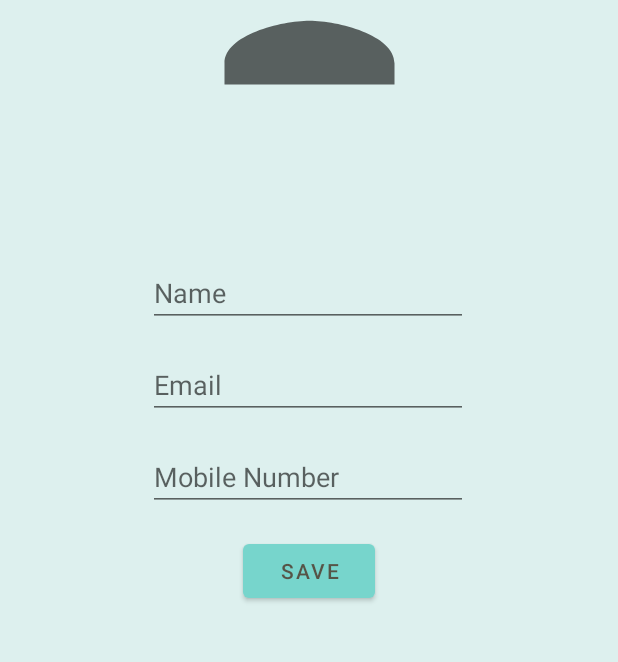
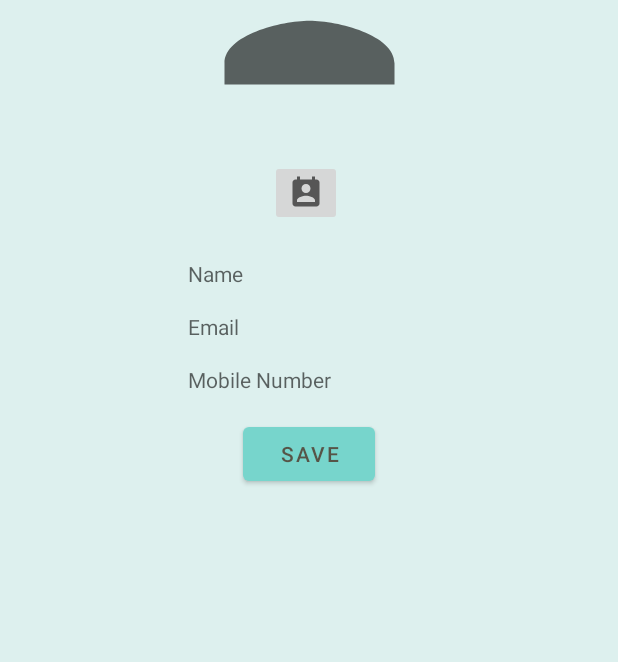
Before and after one commit to Amaar-Shaher/eilaji, an Android app: the ProfileFragment screen opened through its navigation route, on a phone screen of 412 x 824 dp, the part 236-898 px from its top. Run offline under Robolectric (Android 15) with nearby library versions, the phone set to English and light mode, and no system bars; our stand-ins replace Firebase (no records; nobody signed in at launch, a user with empty details on screens opened directly), navigation-ui; libraries missing offline, so code that uses them is left out: com.firebase.ui.

Commit message:
Profile data

```diff
--- a/app/build.gradle
+++ b/app/build.gradle
@@ -67,6 +67,7 @@ dependencies {
     implementation 'androidx.navigation:navigation-fragment-ktx:2.3.5'
     implementation 'com.google.firebase:firebase-firestore:24.0.0'
     implementation 'com.google.firebase:firebase-firestore-ktx:24.0.0'
+    implementation 'com.google.firebase:firebase-storage-ktx:20.0.0'
 //    implementation 'com.android.support:support-v4:28.0.0'
     testImplementation 'junit:junit:4.+'
     androidTestImplementation 'androidx.test.ext:junit:1.1.3'
@@ -85,6 +86,9 @@ dependencies {
     implementation "androidx.navigation:navigation-ui:2.3.5"
     androidTestImplementation "androidx.navigation:navigation-testing:2.3.5"
 
+    implementation 'org.jetbrains.kotlinx:kotlinx-coroutines-play-services:1.4.1'
+    implementation "org.jetbrains.kotlinx:kotlinx-coroutines-core:1.4.1"
+    implementation "org.jetbrains.kotlinx:kotlinx-coroutines-android:1.5.2"
     implementation 'com.github.bumptech.glide:glide:4.12.0'
 
     implementation 'com.google.android.material:material:1.4.0'
--- a/app/src/main/AndroidManifest.xml
+++ b/app/src/main/AndroidManifest.xml
@@ -16,6 +16,7 @@
         android:theme="@style/Theme.Eilaji">
         <activity
             android:name=".MainActivity2"
+            android:windowSoftInputMode="adjustPan"
             android:exported="false" />
 
         <provider
--- a/app/src/main/java/com/amaar/eilaji/EditFragment.kt
+++ b/app/src/main/java/com/amaar/eilaji/EditFragment.kt
@@ -17,9 +17,11 @@ import android.widget.Toast
 import androidx.core.app.ActivityCompat
 import androidx.core.content.ContextCompat
 import androidx.core.content.FileProvider
+import androidx.core.net.toUri
 import androidx.fragment.app.viewModels
 import androidx.navigation.findNavController
 import com.amaar.eilaji.databinding.FragmentEditBinding
+import com.bumptech.glide.Glide
 import java.io.File
 
 
@@ -75,6 +77,10 @@ class EditFragment : Fragment() {
             binding.editFirstDay.setText(firstDay)
             binding.editLastDay.setText(lastDay)
             binding.editManyTime.setText(manyTime)
+      //  Glide.with(requireContext()).load(viewModel.takePhoto.toUri())
+         //   .into(binding.photoTextView)
+
+
 
 
 
--- a/app/src/main/java/com/amaar/eilaji/HomePageFragment.kt
+++ b/app/src/main/java/com/amaar/eilaji/HomePageFragment.kt
@@ -9,6 +9,8 @@ import androidx.fragment.app.activityViewModels
 import androidx.navigation.fragment.findNavController
 import androidx.recyclerview.widget.LinearLayoutManager
 import com.amaar.eilaji.databinding.FragmentHomePageBinding
+import com.google.firebase.firestore.FirebaseFirestore
+import com.google.firebase.ktx.Firebase
 
 class HomePageFragment : Fragment() {
     private val viewModel: MyViewModel by activityViewModels ()
@@ -33,14 +35,31 @@ class HomePageFragment : Fragment() {
 
     override fun onViewCreated(view: View, savedInstanceState: Bundle?) {
         super.onViewCreated(view, savedInstanceState)
+        getAllMad()
+        val adapter = ItemListAdapter()
+        binding?.recyclerView?.adapter = adapter
 
+    }
 
-//        binding?.addIcon?.setOnClickListener { view:View ->
-//            val action = HomePageFragmentDirections.actionHomePageFragmentToAddFragment(
-//             //   getString(R.string.add_fragment_title)
-//
-//            )
-//            this.findNavController().navigate(action)
-//        }
+    private fun  getAllMad(){
+        val dataAddDataBase = FirebaseFirestore.getInstance()
+
+        val madGet = dataAddDataBase.collection("data medication")
+            .addSnapshotListener { snap, e->
+            if (e!=null){
+                return@addSnapshotListener
+            }
+            val list = mutableListOf<MedicationInfo>()
+            snap?.documents?.forEach{
+                if(it.exists()) {
+                    val medList = it.toObject(MedicationInfo::class.java)
+                    list.add(medList!!)
+                    val adapter = ItemListAdapter()
+                    binding?.recyclerView?.adapter = adapter
+                    adapter.submitList(list)
+
+                }
+            }
+        }
     }
 }
--- /dev/null
+++ b/app/src/main/res/drawable/ic_baseline_perm_contact_calendar_24.xml
@@ -0,0 +1,10 @@
+<vector xmlns:android="http://schemas.android.com/apk/res/android"
+    android:width="24dp"
+    android:height="24dp"
+    android:viewportWidth="24"
+    android:viewportHeight="24"
+    android:tint="?attr/colorControlNormal">
+  <path
+      android:fillColor="@android:color/white"
+      android:pathData="M19,3h-1L18,1h-2v2L8,3L8,1L6,1v2L5,3c-1.11,0 -2,0.9 -2,2v14c0,1.1 0.89,2 2,2h14c1.1,0 2,-0.9 2,-2L21,5c0,-1.1 -0.9,-2 -2,-2zM12,6c1.66,0 3,1.34 3,3s-1.34,3 -3,3 -3,-1.34 -3,-3 1.34,-3 3,-3zM18,18L6,18v-1c0,-2 4,-3.1 6,-3.1s6,1.1 6,3.1v1z"/>
+</vector>
--- a/app/src/main/res/layout/fragment_log_in.xml
+++ b/app/src/main/res/layout/fragment_log_in.xml
@@ -31,7 +31,7 @@
         android:layout_width="48dp"
         android:layout_height="41dp"
         android:layout_marginEnd="4dp"
-        android:layout_marginBottom="168dp"
+        android:layout_marginBottom="164dp"
         android:src="@drawable/locked"
         app:layout_constraintBottom_toBottomOf="parent"
         app:layout_constraintEnd_toStartOf="@+id/login_btn" />
@@ -41,7 +41,7 @@
         android:layout_width="146dp"
         android:layout_height="58dp"
         android:layout_marginEnd="132dp"
-        android:layout_marginBottom="160dp"
+        android:layout_marginBottom="156dp"
         android:text="Log In"
         android:textSize="18dp"
         android:textStyle="bold"
--- a/app/src/main/res/layout/fragment_profile.xml
+++ b/app/src/main/res/layout/fragment_profile.xml
@@ -36,8 +36,8 @@
         app:layout_constraintStart_toStartOf="parent"
         app:layout_constraintTop_toTopOf="parent" />
 
-    <EditText
-        android:id="@+id/patient_name_edit_text"
+    <TextView
+        android:id="@+id/patient_name_text_view"
         android:layout_width="wrap_content"
         android:layout_height="wrap_content"
         android:layout_marginTop="88dp"
@@ -49,8 +49,8 @@
         app:layout_constraintStart_toStartOf="parent"
         app:layout_constraintTop_toBottomOf="@+id/person_image_view" />
 
-    <EditText
-        android:id="@+id/patient_email_edit_text"
+    <TextView
+        android:id="@+id/patient_email_text_view"
         android:layout_width="wrap_content"
         android:layout_height="wrap_content"
         android:layout_marginTop="16dp"
@@ -60,10 +60,10 @@
         app:layout_constraintEnd_toEndOf="parent"
         app:layout_constraintHorizontal_bias="0.497"
         app:layout_constraintStart_toStartOf="parent"
-        app:layout_constraintTop_toBottomOf="@+id/patient_name_edit_text" />
+        app:layout_constraintTop_toBottomOf="@+id/patient_name_text_view" />
 
-    <EditText
-        android:id="@+id/patient_mobile_number_edit_text"
+    <TextView
+        android:id="@+id/patient_mobile_number_text_view"
         android:layout_width="wrap_content"
         android:layout_height="wrap_content"
         android:layout_marginTop="16dp"
@@ -73,7 +73,7 @@
         app:layout_constraintEnd_toEndOf="parent"
         app:layout_constraintHorizontal_bias="0.497"
         app:layout_constraintStart_toStartOf="parent"
-        app:layout_constraintTop_toBottomOf="@+id/patient_email_edit_text" />
+        app:layout_constraintTop_toBottomOf="@+id/patient_email_text_view" />
 
     <Button
         android:id="@+id/save_data_user_btn"
@@ -83,7 +83,7 @@
         android:text="Save"
         app:layout_constraintEnd_toEndOf="parent"
         app:layout_constraintStart_toStartOf="parent"
-        app:layout_constraintTop_toBottomOf="@+id/patient_mobile_number_edit_text" />
+        app:layout_constraintTop_toBottomOf="@+id/patient_mobile_number_text_view" />
 
     <ImageButton
         android:id="@+id/logout_btn"
@@ -97,6 +97,16 @@
         app:layout_constraintEnd_toEndOf="parent"
         app:layout_constraintTop_toTopOf="parent" />
 
+    <ImageButton
+        android:id="@+id/edit_profile_image_view"
+        android:layout_width="wrap_content"
+        android:layout_height="wrap_content"
+        android:layout_marginStart="180dp"
+        android:layout_marginTop="208dp"
+        android:src="@drawable/ic_baseline_perm_contact_calendar_24"
+        app:layout_constraintStart_toStartOf="parent"
+        app:layout_constraintTop_toTopOf="parent" />
+
 </androidx.constraintlayout.widget.ConstraintLayout>
 
 
--- a/app/src/main/res/navigation/nav_graph.xml
+++ b/app/src/main/res/navigation/nav_graph.xml
@@ -72,5 +72,17 @@
         <action
             android:id="@+id/action_profileFragment_to_homePageFragment"
             app:destination="@id/homePageFragment" />
+        <action
+            android:id="@+id/action_profileFragment_to_editProfileFragment"
+            app:destination="@id/editProfileFragment" />
+    </fragment>
+    <fragment
+        android:id="@+id/editProfileFragment"
+        android:name="com.amaar.eilaji.EditProfileFragment"
+        android:label="Edit Profile"
+        tools:layout="@layout/fragment_edit_profile">
+        <action
+            android:id="@+id/action_editProfileFragment_to_profileFragment"
+            app:destination="@id/profileFragment" />
     </fragment>
 </navigation>
```
Also changed, not shown: app/src/main/java/com/amaar/eilaji/AddFragment.kt (+16 -12 lines), app/src/main/java/com/amaar/eilaji/EditProfileFragment.kt (added, +35 -0 lines), app/src/main/java/com/amaar/eilaji/ItemListAdapter.kt (+35 -14 lines), app/src/main/java/com/amaar/eilaji/MedicationInfo.kt (+7 -7 lines), app/src/main/java/com/amaar/eilaji/MyViewModel.kt (+58 -0 lines), app/src/main/java/com/amaar/eilaji/ProfileFragment.kt (+14 -8 lines), app/src/main/res/layout/fragment_edit_profile.xml (added, +90 -0 lines).
